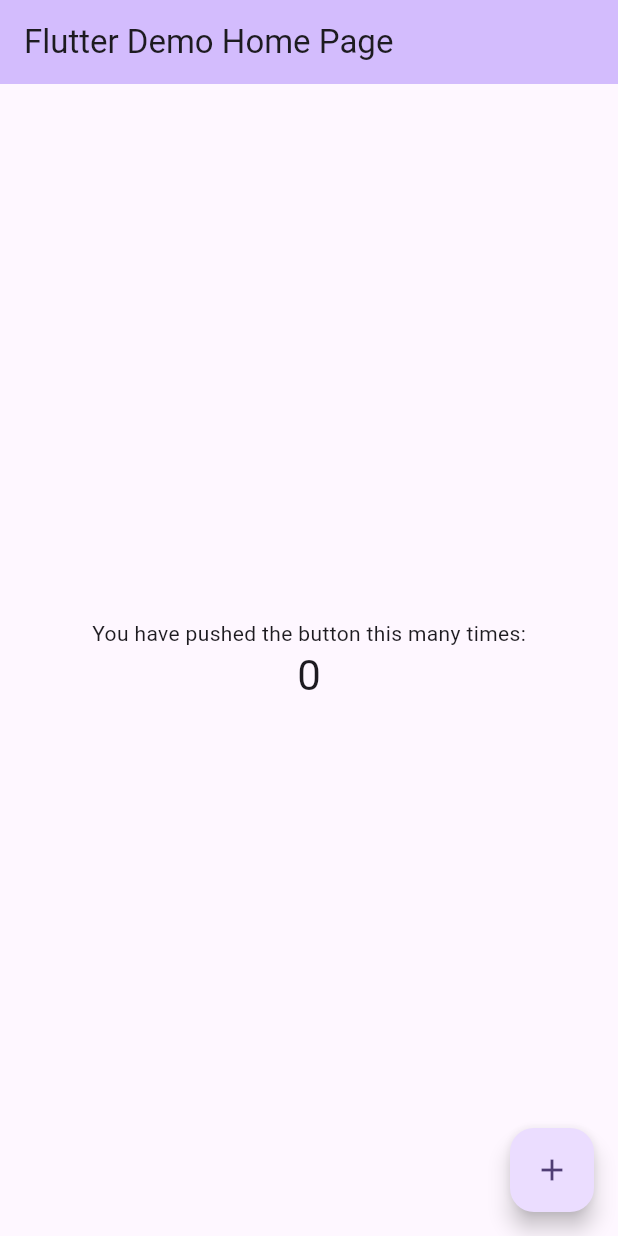
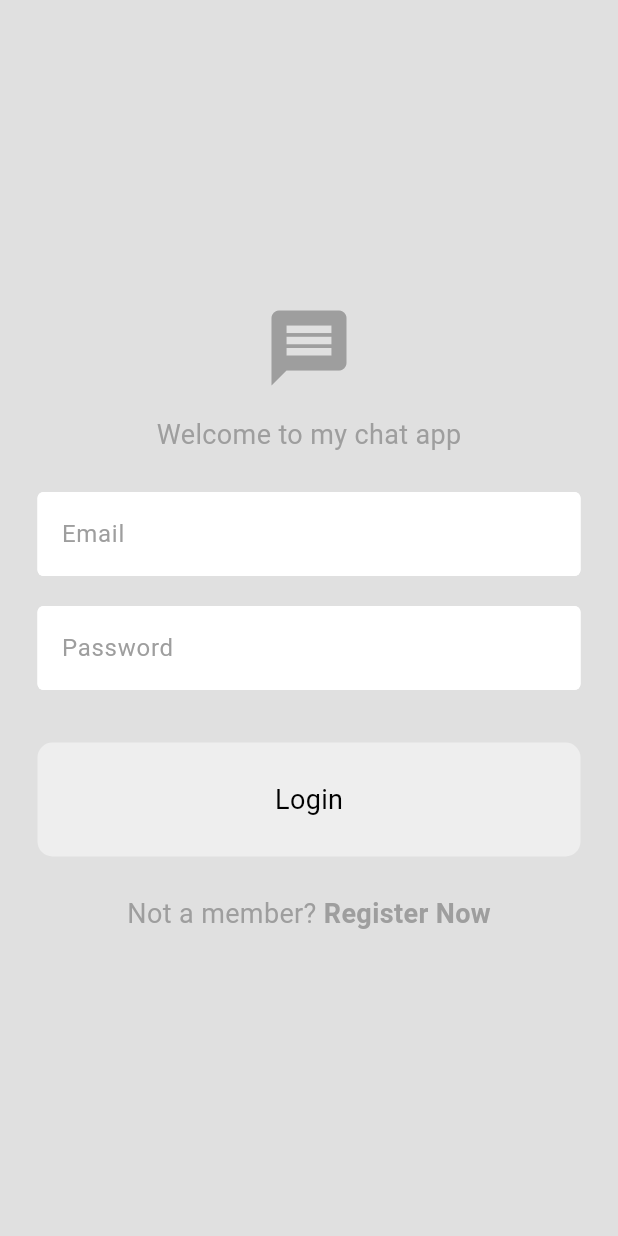
Before and after one commit to thantmonnaing/chat_app, a Flutter app: the screen it shows after launch, on a phone screen of 412 x 824 dp. Run offline on Flutter 3.47's test engine with Material 3 defaults, Android fonts, the phone set to English and light mode, and no system bars; our stand-ins replace firebase_auth, firebase_core; accounts and stored records are empty.

Commit message:
login/register/firebase setup

```diff
--- /dev/null
+++ b/lib/auth/auth_gate.dart
@@ -0,0 +1,30 @@
+import 'package:chat_app/auth/login_or_register.dart';
+import 'package:firebase_auth/firebase_auth.dart';
+import 'package:firebase_core/firebase_core.dart';
+import 'package:flutter/material.dart';
+
+import '../pages/home_page.dart';
+
+class AuthGate extends StatelessWidget {
+  const AuthGate({super.key});
+
+  @override
+  Widget build(BuildContext context) {
+    return Scaffold(
+      body: StreamBuilder(
+        stream: FirebaseAuth.instance.authStateChanges(),
+        builder: (context,snapshot){
+
+          // user logged in
+          if(snapshot.hasData){
+            return const HomePage();
+          }
+          // user not login
+          else{
+            return const LoginOrRegister();
+          }
+        },
+      ),
+    );
+  }
+}
--- /dev/null
+++ b/lib/auth/auth_service.dart
@@ -0,0 +1,41 @@
+
+import 'package:firebase_auth/firebase_auth.dart';
+
+class AuthService {
+  // instance of auth
+  final FirebaseAuth _auth = FirebaseAuth.instance;
+
+  // sign in
+
+  Future<UserCredential> signInWithEmailAndPassword(
+      String email, String password) async {
+    try {
+      final userCredential =
+          _auth.signInWithEmailAndPassword(email: email, password: password);
+      return userCredential;
+    } on FirebaseAuthException catch (e) {
+      throw Exception(e.code);
+    }
+  }
+
+// sign up
+
+  Future<UserCredential> signUpWithEmailAndPassword(
+      String email, String password) {
+    try {
+      final userCredential = _auth.createUserWithEmailAndPassword(
+          email: email, password: password);
+      return userCredential;
+    } on FirebaseAuthException catch (e) {
+      throw Exception(e.code);
+    }
+  }
+
+// sign out
+
+  Future<void> signOut() async {
+    _auth.signOut();
+  }
+
+// error
+}
--- /dev/null
+++ b/lib/auth/login_or_register.dart
@@ -0,0 +1,33 @@
+import 'package:chat_app/pages/login_page.dart';
+import 'package:chat_app/pages/register_page.dart';
+import 'package:flutter/material.dart';
+
+class LoginOrRegister extends StatefulWidget {
+  const LoginOrRegister({super.key});
+
+  @override
+  State<LoginOrRegister> createState() => _LoginOrRegisterState();
+}
+
+class _LoginOrRegisterState extends State<LoginOrRegister> {
+  bool showLoginPage = true;
+
+  void togglePage() {
+    setState(() {
+      showLoginPage = !showLoginPage;
+    });
+  }
+
+  @override
+  Widget build(BuildContext context) {
+    if (showLoginPage) {
+      return LoginPage(
+        onTap: togglePage,
+      );
+    } else {
+      return RegisterPage(
+        onTap: togglePage,
+      );
+    }
+  }
+}
--- /dev/null
+++ b/lib/components/my_button.dart
@@ -0,0 +1,28 @@
+import 'package:flutter/material.dart';
+
+class MyButton extends StatelessWidget {
+  final String btnText;
+  final void Function()? onTap;
+
+  const MyButton({super.key, required this.btnText, required this.onTap});
+
+  @override
+  Widget build(BuildContext context) {
+    return GestureDetector(
+      onTap: onTap,
+      child: Container(
+        width: MediaQuery.of(context).size.width,
+        padding: const EdgeInsets.all(25),
+        margin: const EdgeInsets.symmetric(horizontal: 25),
+        decoration: BoxDecoration(
+            color: Theme.of(context).colorScheme.secondary,
+            borderRadius: BorderRadius.circular(10)),
+        child: Center(
+            child: Text(
+          btnText,
+          style: const TextStyle(fontSize: 18),
+        )),
+      ),
+    );
+  }
+}
--- /dev/null
+++ b/lib/components/my_textfield.dart
@@ -0,0 +1,43 @@
+import 'package:flutter/material.dart';
+
+class MyTextField extends StatelessWidget {
+  final TextEditingController controller;
+  final String hintText;
+  final bool obsecureText;
+
+  const MyTextField(
+      {super.key, required this.controller, required this.hintText, required this.obsecureText});
+
+  @override
+  Widget build(BuildContext context) {
+    return Padding(
+      padding: const EdgeInsets.symmetric(horizontal: 25,vertical: 10),
+      child: TextField(
+        obscureText:obsecureText,
+        controller: controller,
+        decoration: InputDecoration(
+            enabledBorder: OutlineInputBorder(
+                borderSide: BorderSide(color: Theme
+                    .of(context)
+                    .colorScheme
+                    .tertiary)
+            ),
+            focusedBorder: OutlineInputBorder(
+                borderSide: BorderSide(color: Theme
+                    .of(context)
+                    .colorScheme
+                    .primary)
+            ),
+            fillColor: Theme
+                .of(context)
+                .colorScheme
+                .tertiary,
+            filled: true,
+            hintText: hintText,
+            hintStyle: TextStyle(color: Theme.of(context).colorScheme.primary)
+        ),
+
+      ),
+    );
+  }
+}
--- a/lib/main.dart
+++ b/lib/main.dart
@@ -1,6 +1,15 @@
+import 'package:chat_app/auth/login_or_register.dart';
+import 'package:chat_app/firebase_options.dart';
+import 'package:chat_app/pages/login_page.dart';
+import 'package:chat_app/themes/light_mode.dart';
+import 'package:firebase_core/firebase_core.dart';
 import 'package:flutter/material.dart';
 
-void main() {
+import 'auth/auth_gate.dart';
+
+void main() async{
+  WidgetsFlutterBinding.ensureInitialized();
+  await Firebase.initializeApp(options: DefaultFirebaseOptions.currentPlatform);
   runApp(const MyApp());
 }
 
@@ -11,115 +20,9 @@ class MyApp extends StatelessWidget {
   @override
   Widget build(BuildContext context) {
     return MaterialApp(
-      title: 'Flutter Demo',
-      theme: ThemeData(
-        // This is the theme of your application.
-        //
-        // TRY THIS: Try running your application with "flutter run". You'll see
-        // the application has a purple toolbar. Then, without quitting the app,
-        // try changing the seedColor in the colorScheme below to Colors.green
-        // and then invoke "hot reload" (save your changes or press the "hot
-        // reload" button in a Flutter-supported IDE, or press "r" if you used
-        // the command line to start the app).
-        //
-        // Notice that the counter didn't reset back to zero; the application
-        // state is not lost during the reload. To reset the state, use hot
-        // restart instead.
-        //
-        // This works for code too, not just values: Most code changes can be
-        // tested with just a hot reload.
-        colorScheme: ColorScheme.fromSeed(seedColor: Colors.deepPurple),
-        useMaterial3: true,
-      ),
-      home: const MyHomePage(title: 'Flutter Demo Home Page'),
+      debugShowCheckedModeBanner: false,
+      theme: lightMode,
+      home: const AuthGate(),
     );
   }
 }
-
-class MyHomePage extends StatefulWidget {
-  const MyHomePage({super.key, required this.title});
-
-  // This widget is the home page of your application. It is stateful, meaning
-  // that it has a State object (defined below) that contains fields that affect
-  // how it looks.
-
-  // This class is the configuration for the state. It holds the values (in this
-  // case the title) provided by the parent (in this case the App widget) and
-  // used by the build method of the State. Fields in a Widget subclass are
-  // always marked "final".
-
-  final String title;
-
-  @override
-  State<MyHomePage> createState() => _MyHomePageState();
-}
-
-class _MyHomePageState extends State<MyHomePage> {
-  int _counter = 0;
-
-  void _incrementCounter() {
-    setState(() {
-      // This call to setState tells the Flutter framework that something has
-      // changed in this State, which causes it to rerun the build method below
-      // so that the display can reflect the updated values. If we changed
-      // _counter without calling setState(), then the build method would not be
-      // called again, and so nothing would appear to happen.
-      _counter++;
-    });
-  }
-
-  @override
-  Widget build(BuildContext context) {
-    // This method is rerun every time setState is called, for instance as done
-    // by the _incrementCounter method above.
-    //
-    // The Flutter framework has been optimized to make rerunning build methods
-    // fast, so that you can just rebuild anything that needs updating rather
-    // than having to individually change instances of widgets.
-    return Scaffold(
-      appBar: AppBar(
-        // TRY THIS: Try changing the color here to a specific color (to
-        // Colors.amber, perhaps?) and trigger a hot reload to see the AppBar
-        // change color while the other colors stay the same.
-        backgroundColor: Theme.of(context).colorScheme.inversePrimary,
-        // Here we take the value from the MyHomePage object that was created by
-        // the App.build method, and use it to set our appbar title.
-        title: Text(widget.title),
-      ),
-      body: Center(
-        // Center is a layout widget. It takes a single child and positions it
-        // in the middle of the parent.
-        child: Column(
-          // Column is also a layout widget. It takes a list of children and
-          // arranges them vertically. By default, it sizes itself to fit its
-          // children horizontally, and tries to be as tall as its parent.
-          //
-          // Column has various properties to control how it sizes itself and
-          // how it positions its children. Here we use mainAxisAlignment to
-          // center the children vertically; the main axis here is the vertical
-          // axis because Columns are vertical (the cross axis would be
-          // horizontal).
-          //
-          // TRY THIS: Invoke "debug painting" (choose the "Toggle Debug Paint"
-          // action in the IDE, or press "p" in the console), to see the
-          // wireframe for each widget.
-          mainAxisAlignment: MainAxisAlignment.center,
-          children: <Widget>[
-            const Text(
-              'You have pushed the button this many times:',
-            ),
-            Text(
-              '$_counter',
-              style: Theme.of(context).textTheme.headlineMedium,
-            ),
-          ],
-        ),
-      ),
-      floatingActionButton: FloatingActionButton(
-        onPressed: _incrementCounter,
-        tooltip: 'Increment',
-        child: const Icon(Icons.add),
-      ), // This trailing comma makes auto-formatting nicer for build methods.
-    );
-  }
-}
--- /dev/null
+++ b/lib/pages/login_page.dart
@@ -0,0 +1,120 @@
+import 'package:chat_app/auth/auth_service.dart';
+import 'package:flutter/material.dart';
+
+import '../components/my_button.dart';
+import '../components/my_textfield.dart';
+
+class LoginPage extends StatefulWidget {
+  final void Function() onTap;
+
+  const LoginPage({super.key, required this.onTap});
+
+  @override
+  State<LoginPage> createState() => _LoginPageState();
+}
+
+class _LoginPageState extends State<LoginPage> {
+  TextEditingController _emailController = TextEditingController();
+
+  TextEditingController _pwsController = TextEditingController();
+
+  void login(BuildContext context) async {
+    // auth service
+    final authService = AuthService();
+
+    try {
+      authService.signInWithEmailAndPassword(
+          _emailController.text, _pwsController.text);
+    } catch (e) {
+      showDialog(
+        context: context,
+        builder: (context) => AlertDialog(
+          title: Text(e.toString()),
+        ),
+      );
+    }
+  }
+
+  @override
+  Widget build(BuildContext context) {
+    return Scaffold(
+      backgroundColor: Theme.of(context).colorScheme.background,
+      body: Center(
+        child: Column(
+          mainAxisAlignment: MainAxisAlignment.center,
+          children: [
+            // logo
+            Icon(
+              Icons.message,
+              size: 60,
+              color: Theme.of(context).colorScheme.primary,
+            ),
+
+            const SizedBox(
+              height: 15,
+            ),
+            // welcome message
+
+            Text(
+              "Welcome to my chat app",
+              style: TextStyle(
+                  color: Theme.of(context).colorScheme.primary, fontSize: 18),
+            ),
+            const SizedBox(
+              height: 15,
+            ),
+
+            // email field
+            MyTextField(
+              obsecureText: false,
+              controller: _emailController,
+              hintText: "Email",
+            ),
+
+            // password field
+            MyTextField(
+              obsecureText: true,
+              controller: _pwsController,
+              hintText: "Password",
+            ),
+            const SizedBox(
+              height: 25,
+            ),
+            // login btn
+            MyButton(
+              btnText: "Login",
+              onTap: () => login(context),
+            ),
+            const SizedBox(
+              height: 25,
+            ),
+
+            // register
+
+            Row(
+              mainAxisAlignment: MainAxisAlignment.center,
+              children: [
+                Text(
+                  "Not a member? ",
+                  style: TextStyle(
+                      color: Theme.of(context).colorScheme.primary,
+                      fontSize: 18),
+                ),
+                GestureDetector(
+                  onTap: widget.onTap,
+                  child: Text(
+                    "Register Now",
+                    style: TextStyle(
+                        color: Theme.of(context).colorScheme.primary,
+                        fontSize: 18,
+                        fontWeight: FontWeight.bold),
+                  ),
+                ),
+              ],
+            )
+          ],
+        ),
+      ),
+    );
+  }
+}
--- /dev/null
+++ b/lib/themes/light_mode.dart
@@ -0,0 +1,11 @@
+import 'package:flutter/material.dart';
+
+ThemeData lightMode = ThemeData(
+  colorScheme: ColorScheme.light(
+    background: Colors.grey.shade300,
+    primary: Colors.grey.shade500,
+    secondary: Colors.grey.shade200,
+    tertiary: Colors.white,
+    inversePrimary: Colors.grey.shade900
+  )
+);
--- a/pubspec.yaml
+++ b/pubspec.yaml
@@ -35,6 +35,8 @@ dependencies:
   # The following adds the Cupertino Icons font to your application.
   # Use with the CupertinoIcons class for iOS style icons.
   cupertino_icons: ^1.0.6
+  firebase_core: ^3.4.1
+  firebase_auth: ^5.2.1
 
 dev_dependencies:
   flutter_test:
```
Also changed, not shown: lib/components/my_drawer.dart (added, +71 -0 lines), lib/pages/home_page.dart (added, +32 -0 lines), lib/pages/register_page.dart (added, +138 -0 lines), lib/pages/settings_page.dart (added, +29 -0 lines), firebase.json (added), lib/firebase_options.dart (added), pubspec.lock, 18 other files.
